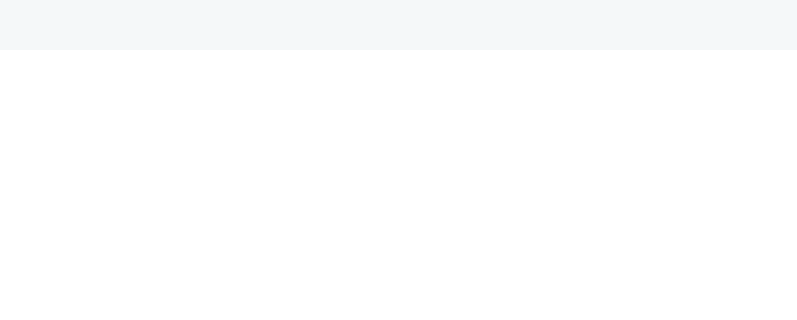
Before: the Qt Designer form src/NetDisk/Translist/translist.ui in birdman1992/NetDisk, drawn with Qt 5; both pictures show x 0 to 797 and y 0 to 320 of the 797 by 494 pixel window.
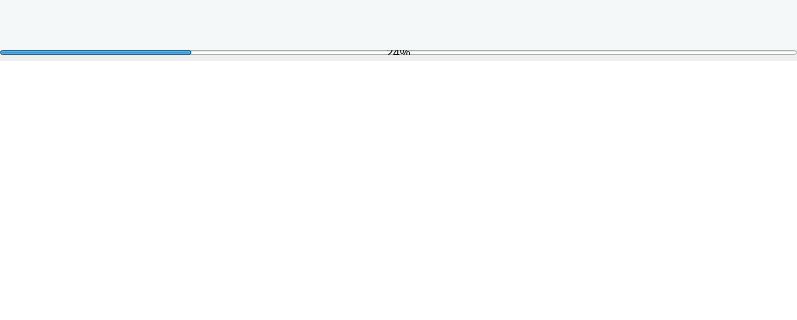
After: the same form once the commit is applied. The open tabs and pages were chosen to show the change.

```diff
--- a/src/NetDisk/Translist/translist.ui
+++ b/src/NetDisk/Translist/translist.ui
@@ -125,6 +125,19 @@
        <property name="bottomMargin">
         <number>0</number>
        </property>
+       <item>
+        <widget class="QProgressBar" name="progressBar">
+         <property name="maximumSize">
+          <size>
+           <width>16777215</width>
+           <height>5</height>
+          </size>
+         </property>
+         <property name="value">
+          <number>24</number>
+         </property>
+        </widget>
+       </item>
        <item>
         <widget class="QTableWidget" name="downloadTable">
          <property name="frameShape">
@@ -142,6 +155,9 @@
          <property name="selectionBehavior">
           <enum>QAbstractItemView::SelectRows</enum>
          </property>
+         <property name="showGrid">
+          <bool>false</bool>
+         </property>
          <attribute name="horizontalHeaderVisible">
           <bool>false</bool>
          </attribute>
```
Left out of the diff: 7 changed lines with no effect on the pictures.
